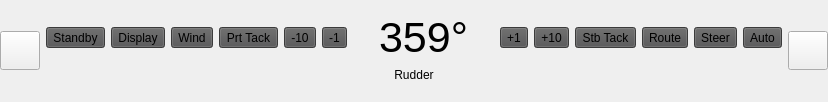
Before: the Qt Designer form ui/bottombar/AutopilotBar.ui in OpenFairWind/FairWindSK, drawn with Qt 5.
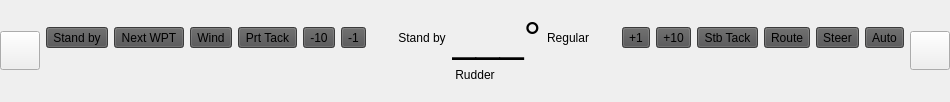
After: the same form once the commit is applied. Icons and pictures are not drawn.

Commit message:
Set not visible by default Added state and mode display Added button handler Added display handler
ToDo: to be tested with a real autopilot

```diff
--- a/ui/bottombar/AutopilotBar.ui
+++ b/ui/bottombar/AutopilotBar.ui
@@ -6,7 +6,7 @@
    <rect>
     <x>0</x>
     <y>0</y>
-    <width>828</width>
+    <width>950</width>
     <height>102</height>
    </rect>
   </property>
@@ -66,7 +66,7 @@
 border-bottom-color: rgb(83, 83, 84);</string>
            </property>
            <property name="text">
-            <string>Standby</string>
+            <string>Stand by</string>
            </property>
           </widget>
          </item>
@@ -80,7 +80,7 @@
 border-bottom-color: rgb(83, 83, 84);</string>
            </property>
            <property name="text">
-            <string>Display</string>
+            <string>Next WPT</string>
            </property>
           </widget>
          </item>
@@ -154,7 +154,23 @@
           </spacer>
          </item>
          <item>
-          <widget class="QLabel" name="label_Display">
+          <widget class="QLabel" name="label_State">
+           <property name="sizePolicy">
+            <sizepolicy hsizetype="Expanding" vsizetype="Preferred">
+             <horstretch>0</horstretch>
+             <verstretch>0</verstretch>
+            </sizepolicy>
+           </property>
+           <property name="text">
+            <string>Stand by</string>
+           </property>
+           <property name="alignment">
+            <set>Qt::AlignmentFlag::AlignCenter</set>
+           </property>
+          </widget>
+         </item>
+         <item>
+          <widget class="QLabel" name="label_TargetHeading">
            <property name="sizePolicy">
             <sizepolicy hsizetype="Expanding" vsizetype="Preferred">
              <horstretch>0</horstretch>
@@ -167,7 +183,23 @@
             </font>
            </property>
            <property name="text">
-            <string>359°</string>
+            <string>___°</string>
+           </property>
+           <property name="alignment">
+            <set>Qt::AlignmentFlag::AlignCenter</set>
+           </property>
+          </widget>
+         </item>
+         <item>
+          <widget class="QLabel" name="label_Mode">
+           <property name="sizePolicy">
+            <sizepolicy hsizetype="Expanding" vsizetype="Preferred">
+             <horstretch>0</horstretch>
+             <verstretch>0</verstretch>
+            </sizepolicy>
+           </property>
+           <property name="text">
+            <string>Regular</string>
            </property>
            <property name="alignment">
             <set>Qt::AlignmentFlag::AlignCenter</set>
```
Left out of the diff: 4 changed lines with no effect on the pictures. The commit also changes 2 other files.
